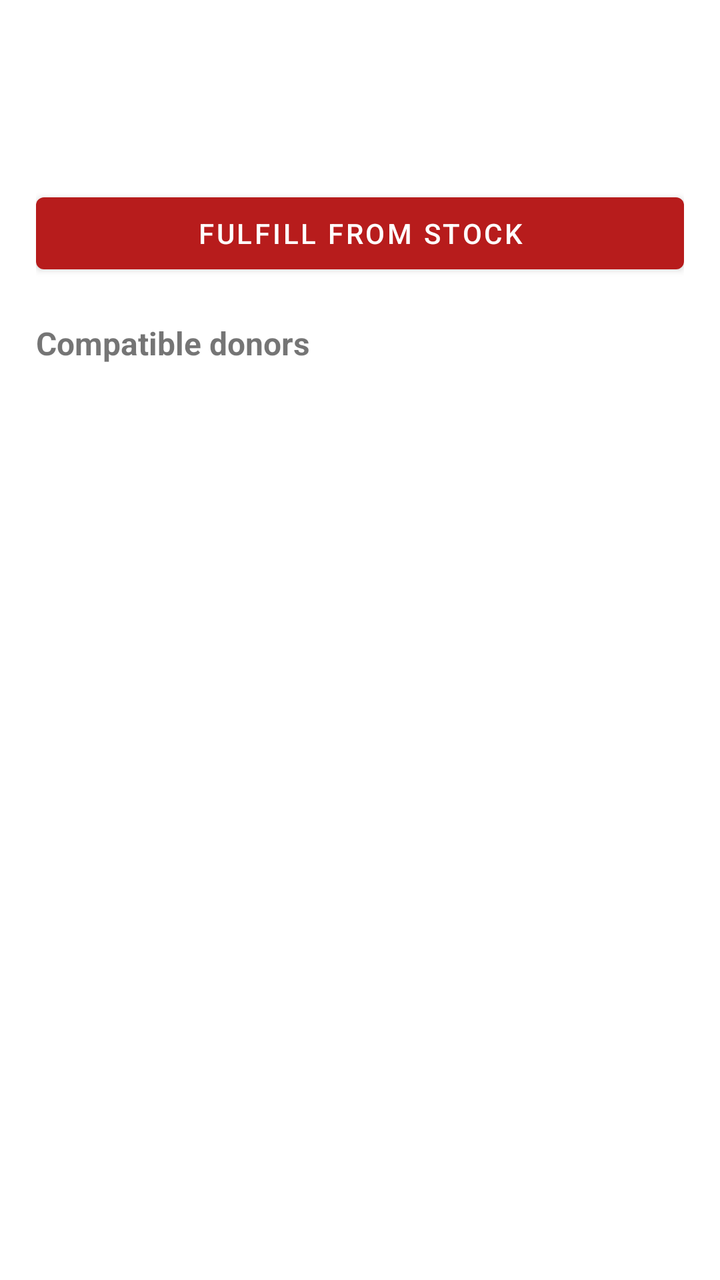
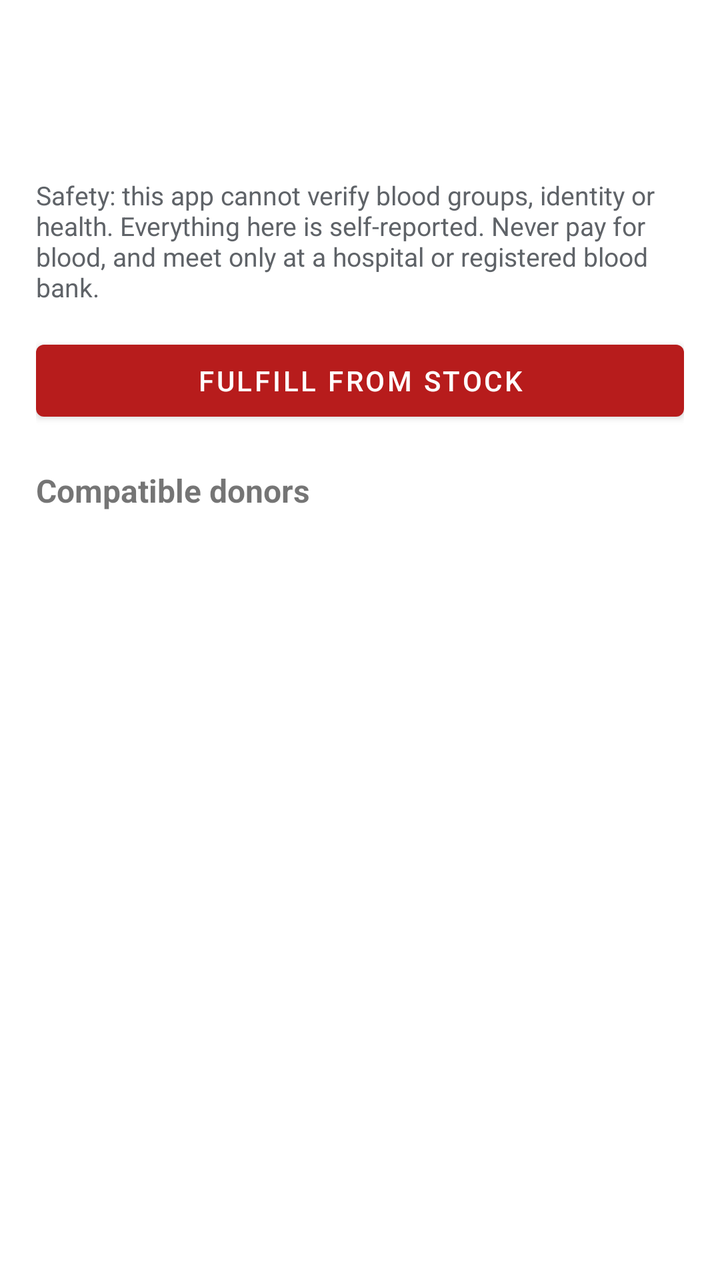

The first picture is an Android layout as it rendered before a commit; the second is the same layout after the commit. The layout source and the unified diff follow.
<!-- AndroidManifest.xml: application theme Theme.BloodDonation -->
<!-- res/layout/activity_request_detail.xml -->
<?xml version="1.0" encoding="utf-8"?>
<ScrollView xmlns:android="http://schemas.android.com/apk/res/android"
    android:layout_width="match_parent" android:layout_height="match_parent">
    <LinearLayout android:layout_width="match_parent" android:layout_height="wrap_content"
        android:orientation="vertical" android:padding="18dp">
        <TextView android:id="@+id/tvReqDetailTitle" android:layout_width="wrap_content" android:layout_height="wrap_content"
            android:textSize="24sp" android:textStyle="bold" android:textColor="@color/text_accent" />
        <TextView android:id="@+id/tvReqDetailInfo" android:layout_width="match_parent" android:layout_height="wrap_content"
            android:textSize="15sp" android:lineSpacingMultiplier="1.4" android:layout_marginTop="8dp" />
        <Button android:id="@+id/btnFulfill" android:layout_width="match_parent" android:layout_height="wrap_content"
            android:text="Fulfill from Stock" android:layout_marginTop="14dp" />
        <TextView android:layout_width="wrap_content" android:layout_height="wrap_content"
            android:text="Compatible donors" android:textSize="16sp" android:textStyle="bold"
            android:layout_marginTop="20dp" android:layout_marginBottom="6dp" />
        <TextView android:id="@+id/tvCompatNote" android:layout_width="match_parent" android:layout_height="wrap_content"
            android:textSize="13sp" android:textColor="@color/text_secondary" android:layout_marginBottom="6dp" />
        <androidx.recyclerview.widget.RecyclerView android:id="@+id/rvCompatDonors"
            android:layout_width="match_parent" android:layout_height="wrap_content" />
    </LinearLayout>
</ScrollView>
<!-- resources referenced by this layout -->
<resources>
  <color name="text_accent">#B71C1C</color>
  <color name="text_secondary">#5F6368</color>
  <style name="Theme.BloodDonation" parent="Theme.MaterialComponents.DayNight.DarkActionBar">
          <item name="colorPrimary">@color/blood_red</item>
          <item name="colorPrimaryVariant">@color/blood_red_dark</item>
          <item name="colorOnPrimary">@color/white</item>
          <item name="colorSecondary">@color/blood_red</item>
          <item name="android:statusBarColor">@color/blood_red_dark</item>
      </style>
  <color name="blood_red">#B71C1C</color>
  <color name="blood_red_dark">#7F0000</color>
  <color name="white">#FFFFFF</color>
</resources>

<!-- the commit's change to res/layout/activity_request_detail.xml (unified diff, before → after) -->
@@ -7,8 +7,35 @@
             android:textSize="24sp" android:textStyle="bold" android:textColor="@color/text_accent" />
         <TextView android:id="@+id/tvReqDetailInfo" android:layout_width="match_parent" android:layout_height="wrap_content"
             android:textSize="15sp" android:lineSpacingMultiplier="1.4" android:layout_marginTop="8dp" />
+
+        
+        <TextView android:id="@+id/tvSafety" android:layout_width="match_parent" android:layout_height="wrap_content"
+            android:textSize="13sp" android:textColor="@color/text_secondary" android:layout_marginTop="10dp"
+            android:text="Safety: this app cannot verify blood groups, identity or health. Everything here is self-reported. Never pay for blood, and meet only at a hospital or registered blood bank." />
+
         <Button android:id="@+id/btnFulfill" android:layout_width="match_parent" android:layout_height="wrap_content"
             android:text="Fulfill from Stock" android:layout_marginTop="14dp" />
+
+        
+        <Button android:id="@+id/btnOffer" android:layout_width="match_parent" android:layout_height="wrap_content"
+            android:text="I can donate" android:layout_marginTop="14dp" android:visibility="gone" />
+        <TextView android:id="@+id/tvOfferState" android:layout_width="match_parent" android:layout_height="wrap_content"
+            android:textSize="14sp" android:textStyle="bold" android:layout_marginTop="10dp" android:visibility="gone" />
+
+        
+        <TextView android:id="@+id/tvOffersHeader" android:layout_width="wrap_content" android:layout_height="wrap_content"
+            android:text="Offers to help" android:textSize="16sp" android:textStyle="bold"
+            android:layout_marginTop="20dp" android:layout_marginBottom="6dp" android:visibility="gone" />
+        <LinearLayout android:id="@+id/offersContainer" android:layout_width="match_parent"
+            android:layout_height="wrap_content" android:orientation="vertical" android:visibility="gone" />
+
+        
+        <Button android:id="@+id/btnComplete" android:layout_width="match_parent" android:layout_height="wrap_content"
+            android:text="Donation completed" android:layout_marginTop="14dp" android:visibility="gone" />
+
+        <Button android:id="@+id/btnReport" android:layout_width="match_parent" android:layout_height="wrap_content"
+            android:text="Report this request" android:layout_marginTop="10dp" android:visibility="gone" />
+
         <TextView android:layout_width="wrap_content" android:layout_height="wrap_content"
             android:text="Compatible donors" android:textSize="16sp" android:textStyle="bold"
             android:layout_marginTop="20dp" android:layout_marginBottom="6dp" />
